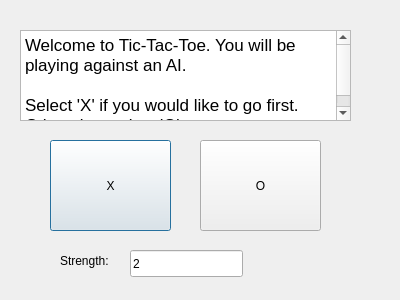
Old version of the form dialog.ui in the repository Jyang772/Ultimate-Tic-Tac-Toe.
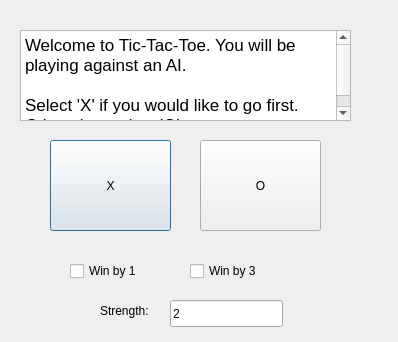
New version of the form.

What changed in the file:
```diff
--- a/dialog.ui
+++ b/dialog.ui
@@ -6,8 +6,8 @@
    <rect>
     <x>0</x>
     <y>0</y>
-    <width>400</width>
-    <height>300</height>
+    <width>398</width>
+    <height>342</height>
    </rect>
   </property>
   <property name="windowTitle">
@@ -61,8 +61,8 @@
   <widget class="QLineEdit" name="lineEdit">
    <property name="geometry">
     <rect>
-     <x>130</x>
-     <y>250</y>
+     <x>170</x>
+     <y>300</y>
      <width>113</width>
      <height>27</height>
     </rect>
@@ -74,8 +74,8 @@
   <widget class="QLabel" name="label">
    <property name="geometry">
     <rect>
-     <x>60</x>
-     <y>240</y>
+     <x>100</x>
+     <y>290</y>
      <width>67</width>
      <height>41</height>
     </rect>
@@ -84,6 +84,38 @@
     <string>Strength:</string>
    </property>
   </widget>
+  <widget class="QCheckBox" name="checkBox">
+   <property name="geometry">
+    <rect>
+     <x>70</x>
+     <y>260</y>
+     <width>97</width>
+     <height>22</height>
+    </rect>
+   </property>
+   <property name="text">
+    <string>Win by 1</string>
+   </property>
+   <property name="autoExclusive">
+    <bool>true</bool>
+   </property>
+  </widget>
+  <widget class="QCheckBox" name="checkBox_2">
+   <property name="geometry">
+    <rect>
+     <x>190</x>
+     <y>260</y>
+     <width>97</width>
+     <height>22</height>
+    </rect>
+   </property>
+   <property name="text">
+    <string>Win by 3</string>
+   </property>
+   <property name="autoExclusive">
+    <bool>true</bool>
+   </property>
+  </widget>
  </widget>
  <resources/>
  <connections/>
```
